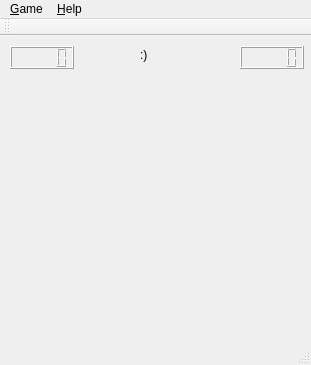
Before: the Qt Designer form Minesweeper/mainwindow.ui in JalPaca/Minesweeper, drawn with Qt 5.
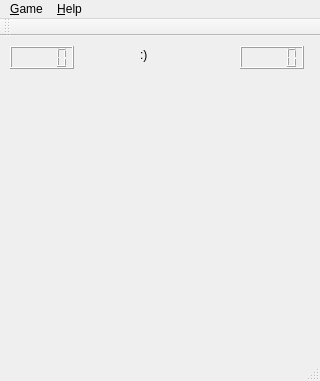
After: the same form once the commit is applied.

Diff of the .ui file:
```diff
--- a/Minesweeper/mainwindow.ui
+++ b/Minesweeper/mainwindow.ui
@@ -6,13 +6,18 @@
    <rect>
     <x>0</x>
     <y>0</y>
-    <width>311</width>
-    <height>365</height>
+    <width>320</width>
+    <height>381</height>
    </rect>
   </property>
   <property name="windowTitle">
    <string>MineSweeper</string>
   </property>
+  <property name="styleSheet">
+   <string notr="true">QPushButton{
+	border: 1px solid black;
+}</string>
+  </property>
   <widget class="QWidget" name="centralWidget">
    <widget class="QLCDNumber" name="lcdNumber">
     <property name="geometry">
@@ -42,11 +47,11 @@
      <rect>
       <x>10</x>
       <y>40</y>
-      <width>291</width>
-      <height>251</height>
+      <width>310</width>
+      <height>272</height>
      </rect>
     </property>
-    <layout class="QGridLayout" name="mineContainer">
+    <layout class="QGridLayout" name="mineContainer" rowstretch="0" columnstretch="0">
      <property name="spacing">
       <number>0</number>
      </property>
@@ -68,7 +73,7 @@
     <rect>
      <x>0</x>
      <y>0</y>
-     <width>311</width>
+     <width>320</width>
      <height>23</height>
     </rect>
    </property>
```
